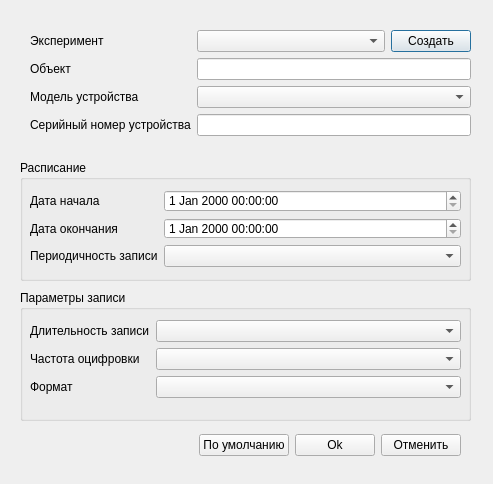
This is resources/v1/dlg_input_schedule__new.ui in mcsltd/mcs-inRat-planner as Qt 5 draws it before an edit. The edited form follows.
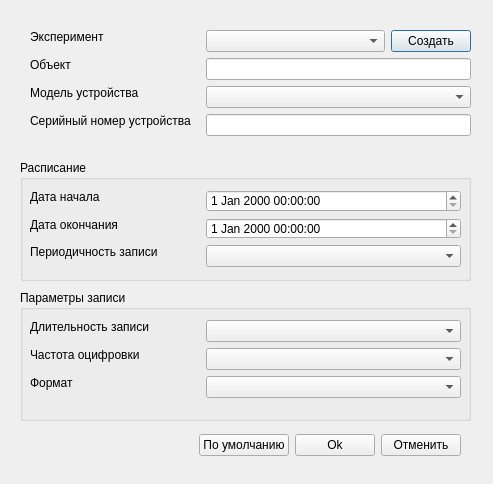
This is the edited form.

Commit message: ui: change size label in input dlg schedule

Diff of the .ui file:
```diff
--- a/resources/v1/dlg_input_schedule__new.ui
+++ b/resources/v1/dlg_input_schedule__new.ui
@@ -49,6 +49,18 @@
     <layout class="QFormLayout" name="formLayoutRecords">
      <item row="0" column="0">
       <widget class="QLabel" name="labelDuration">
+       <property name="sizePolicy">
+        <sizepolicy hsizetype="Fixed" vsizetype="Maximum">
+         <horstretch>0</horstretch>
+         <verstretch>0</verstretch>
+        </sizepolicy>
+       </property>
+       <property name="minimumSize">
+        <size>
+         <width>170</width>
+         <height>0</height>
+        </size>
+       </property>
        <property name="text">
         <string>Длительность записи</string>
        </property>
@@ -56,6 +68,18 @@
      </item>
      <item row="1" column="0">
       <widget class="QLabel" name="labelSamplingRate">
+       <property name="sizePolicy">
+        <sizepolicy hsizetype="Fixed" vsizetype="Maximum">
+         <horstretch>0</horstretch>
+         <verstretch>0</verstretch>
+        </sizepolicy>
+       </property>
+       <property name="minimumSize">
+        <size>
+         <width>170</width>
+         <height>0</height>
+        </size>
+       </property>
        <property name="text">
         <string>Частота оцифровки</string>
        </property>
@@ -66,6 +90,18 @@
      </item>
      <item row="2" column="0">
       <widget class="QLabel" name="labelFormat">
+       <property name="sizePolicy">
+        <sizepolicy hsizetype="Fixed" vsizetype="Maximum">
+         <horstretch>0</horstretch>
+         <verstretch>0</verstretch>
+        </sizepolicy>
+       </property>
+       <property name="minimumSize">
+        <size>
+         <width>170</width>
+         <height>0</height>
+        </size>
+       </property>
        <property name="text">
         <string>Формат</string>
        </property>
@@ -104,6 +140,18 @@
     <layout class="QFormLayout" name="formLayoutSchedule">
      <item row="0" column="0">
       <widget class="QLabel" name="labelStarTime">
+       <property name="sizePolicy">
+        <sizepolicy hsizetype="Fixed" vsizetype="Maximum">
+         <horstretch>0</horstretch>
+         <verstretch>0</verstretch>
+        </sizepolicy>
+       </property>
+       <property name="minimumSize">
+        <size>
+         <width>170</width>
+         <height>0</height>
+        </size>
+       </property>
        <property name="text">
         <string>Дата начала</string>
        </property>
@@ -111,6 +159,18 @@
      </item>
      <item row="2" column="0">
       <widget class="QLabel" name="labelIntervalRecord">
+       <property name="sizePolicy">
+        <sizepolicy hsizetype="Fixed" vsizetype="Maximum">
+         <horstretch>0</horstretch>
+         <verstretch>0</verstretch>
+        </sizepolicy>
+       </property>
+       <property name="minimumSize">
+        <size>
+         <width>170</width>
+         <height>0</height>
+        </size>
+       </property>
        <property name="text">
         <string>Периодичность записи</string>
        </property>
@@ -121,6 +181,18 @@
      </item>
      <item row="1" column="0">
       <widget class="QLabel" name="labeFinishTime">
+       <property name="sizePolicy">
+        <sizepolicy hsizetype="Fixed" vsizetype="Maximum">
+         <horstretch>0</horstretch>
+         <verstretch>0</verstretch>
+        </sizepolicy>
+       </property>
+       <property name="minimumSize">
+        <size>
+         <width>170</width>
+         <height>0</height>
+        </size>
+       </property>
        <property name="text">
         <string>Дата окончания</string>
        </property>
@@ -147,6 +219,18 @@
    <layout class="QFormLayout" name="formLayoutInformation">
     <item row="0" column="0">
      <widget class="QLabel" name="LabelExperiment">
+      <property name="sizePolicy">
+       <sizepolicy hsizetype="Fixed" vsizetype="Maximum">
+        <horstretch>0</horstretch>
+        <verstretch>0</verstretch>
+       </sizepolicy>
+      </property>
+      <property name="minimumSize">
+       <size>
+        <width>170</width>
+        <height>0</height>
+       </size>
+      </property>
       <property name="text">
        <string>Эксперимент</string>
       </property>
@@ -154,6 +238,18 @@
     </item>
     <item row="1" column="0">
      <widget class="QLabel" name="LabelObject">
+      <property name="sizePolicy">
+       <sizepolicy hsizetype="Fixed" vsizetype="Maximum">
+        <horstretch>0</horstretch>
+        <verstretch>0</verstretch>
+       </sizepolicy>
+      </property>
+      <property name="minimumSize">
+       <size>
+        <width>170</width>
+        <height>0</height>
+       </size>
+      </property>
       <property name="text">
        <string>Объект</string>
       </property>
@@ -164,6 +260,18 @@
     </item>
     <item row="2" column="0">
      <widget class="QLabel" name="LabelModelDevice">
+      <property name="sizePolicy">
+       <sizepolicy hsizetype="Fixed" vsizetype="Maximum">
+        <horstretch>0</horstretch>
+        <verstretch>0</verstretch>
+       </sizepolicy>
+      </property>
+      <property name="minimumSize">
+       <size>
+        <width>170</width>
+        <height>0</height>
+       </size>
+      </property>
       <property name="text">
        <string>Модель устройства</string>
       </property>
@@ -177,6 +285,18 @@
     </item>
     <item row="3" column="0">
      <widget class="QLabel" name="LabelSnDevice">
+      <property name="sizePolicy">
+       <sizepolicy hsizetype="Fixed" vsizetype="Maximum">
+        <horstretch>0</horstretch>
+        <verstretch>0</verstretch>
+       </sizepolicy>
+      </property>
+      <property name="minimumSize">
+       <size>
+        <width>170</width>
+        <height>0</height>
+       </size>
+      </property>
       <property name="text">
        <string>Серийный номер устройства</string>
       </property>
```
The commit also changes 1 other file.
